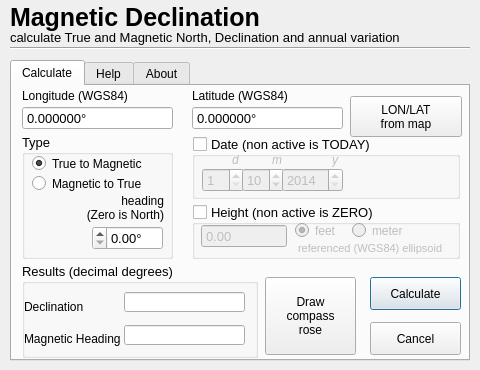
This is MagneticDeclination/Magnetic_declination_dialog_base.ui in Hacked-Crew/Magnetic-Declination as Qt 5 draws it before an edit. The edited form follows.
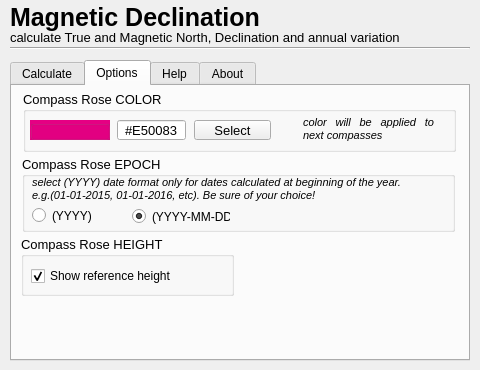
This is the edited form. The open tabs and pages were chosen to show the change. Icons and pictures are not drawn.

Patch:
```diff
--- a/MagneticDeclination/Magnetic_declination_dialog_base.ui
+++ b/MagneticDeclination/Magnetic_declination_dialog_base.ui
@@ -830,6 +830,275 @@
      </widget>
     </widget>
    </widget>
+   <widget class="QWidget" name="Option_tab">
+    <attribute name="title">
+     <string>Options</string>
+    </attribute>
+    <widget class="QGroupBox" name="showColor_groupBox">
+     <property name="geometry">
+      <rect>
+       <x>11</x>
+       <y>5</y>
+       <width>433</width>
+       <height>61</height>
+      </rect>
+     </property>
+     <property name="font">
+      <font>
+       <pointsize>10</pointsize>
+      </font>
+     </property>
+     <property name="title">
+      <string>Compass Rose COLOR</string>
+     </property>
+     <property name="flat">
+      <bool>false</bool>
+     </property>
+     <widget class="QLineEdit" name="color_lineEdit">
+      <property name="geometry">
+       <rect>
+        <x>94</x>
+        <y>29</y>
+        <width>69</width>
+        <height>20</height>
+       </rect>
+      </property>
+      <property name="font">
+       <font>
+        <pointsize>10</pointsize>
+       </font>
+      </property>
+      <property name="focusPolicy">
+       <enum>Qt::StrongFocus</enum>
+      </property>
+      <property name="whatsThis">
+       <string/>
+      </property>
+      <property name="inputMask">
+       <string>&gt;\#HHHHHH</string>
+      </property>
+      <property name="text">
+       <string>#E50083</string>
+      </property>
+      <property name="maxLength">
+       <number>7</number>
+      </property>
+      <property name="frame">
+       <bool>true</bool>
+      </property>
+      <property name="cursorPosition">
+       <number>7</number>
+      </property>
+      <property name="alignment">
+       <set>Qt::AlignCenter</set>
+      </property>
+      <property name="readOnly">
+       <bool>true</bool>
+      </property>
+     </widget>
+     <widget class="QLabel" name="color_label">
+      <property name="geometry">
+       <rect>
+        <x>280</x>
+        <y>26</y>
+        <width>131</width>
+        <height>24</height>
+       </rect>
+      </property>
+      <property name="font">
+       <font>
+        <family>Arial</family>
+        <pointsize>8</pointsize>
+        <italic>true</italic>
+        <kerning>true</kerning>
+       </font>
+      </property>
+      <property name="frameShape">
+       <enum>QFrame::NoFrame</enum>
+      </property>
+      <property name="text">
+       <string>color will be applied to next compasses</string>
+      </property>
+      <property name="scaledContents">
+       <bool>false</bool>
+      </property>
+      <property name="alignment">
+       <set>Qt::AlignJustify|Qt::AlignVCenter</set>
+      </property>
+      <property name="wordWrap">
+       <bool>true</bool>
+      </property>
+      <property name="buddy">
+       <cstring></cstring>
+      </property>
+     </widget>
+     <widget class="QToolButton" name="color_toolButton">
+      <property name="geometry">
+       <rect>
+        <x>171</x>
+        <y>29</y>
+        <width>77</width>
+        <height>20</height>
+       </rect>
+      </property>
+      <property name="text">
+       <string>Select</string>
+      </property>
+     </widget>
+     <widget class="QGroupBox" name="color_groupBox">
+      <property name="geometry">
+       <rect>
+        <x>7</x>
+        <y>29</y>
+        <width>80</width>
+        <height>20</height>
+       </rect>
+      </property>
+      <property name="styleSheet">
+       <string notr="true">background-color: #E50083;</string>
+      </property>
+      <property name="title">
+       <string/>
+      </property>
+     </widget>
+    </widget>
+    <widget class="QGroupBox" name="showDate_groupBox">
+     <property name="geometry">
+      <rect>
+       <x>10</x>
+       <y>70</y>
+       <width>433</width>
+       <height>76</height>
+      </rect>
+     </property>
+     <property name="font">
+      <font>
+       <pointsize>10</pointsize>
+      </font>
+     </property>
+     <property name="title">
+      <string>Compass Rose EPOCH</string>
+     </property>
+     <widget class="QLabel" name="date_label">
+      <property name="geometry">
+       <rect>
+        <x>10</x>
+        <y>17</y>
+        <width>418</width>
+        <height>31</height>
+       </rect>
+      </property>
+      <property name="font">
+       <font>
+        <family>Arial</family>
+        <pointsize>8</pointsize>
+        <italic>true</italic>
+        <kerning>true</kerning>
+       </font>
+      </property>
+      <property name="text">
+       <string>select (YYYY) date format only for dates calculated at beginning of the year.
+e.g.(01-01-2015, 01-01-2016, etc). Be sure of your choice!</string>
+      </property>
+      <property name="scaledContents">
+       <bool>false</bool>
+      </property>
+      <property name="alignment">
+       <set>Qt::AlignJustify|Qt::AlignVCenter</set>
+      </property>
+      <property name="wordWrap">
+       <bool>true</bool>
+      </property>
+      <property name="buddy">
+       <cstring></cstring>
+      </property>
+     </widget>
+     <widget class="QRadioButton" name="date1_radioButton">
+      <property name="geometry">
+       <rect>
+        <x>10</x>
+        <y>49</y>
+        <width>87</width>
+        <height>21</height>
+       </rect>
+      </property>
+      <property name="font">
+       <font>
+        <family>Arial</family>
+        <pointsize>9</pointsize>
+       </font>
+      </property>
+      <property name="text">
+       <string>(YYYY)</string>
+      </property>
+     </widget>
+     <widget class="QRadioButton" name="date2_radioButton">
+      <property name="geometry">
+       <rect>
+        <x>110</x>
+        <y>50</y>
+        <width>98</width>
+        <height>21</height>
+       </rect>
+      </property>
+      <property name="font">
+       <font>
+        <family>Arial</family>
+        <pointsize>9</pointsize>
+       </font>
+      </property>
+      <property name="text">
+       <string>(YYYY-MM-DD)</string>
+      </property>
+      <property name="checked">
+       <bool>true</bool>
+      </property>
+     </widget>
+    </widget>
+    <widget class="QGroupBox" name="showHeight_groupBox">
+     <property name="geometry">
+      <rect>
+       <x>9</x>
+       <y>150</y>
+       <width>213</width>
+       <height>60</height>
+      </rect>
+     </property>
+     <property name="font">
+      <font>
+       <pointsize>10</pointsize>
+      </font>
+     </property>
+     <property name="title">
+      <string>Compass Rose HEIGHT</string>
+     </property>
+     <property name="checked">
+      <bool>false</bool>
+     </property>
+     <widget class="QCheckBox" name="height_checkBox">
+      <property name="geometry">
+       <rect>
+        <x>10</x>
+        <y>30</y>
+        <width>191</width>
+        <height>20</height>
+       </rect>
+      </property>
+      <property name="font">
+       <font>
+        <family>Arial</family>
+        <pointsize>9</pointsize>
+       </font>
+      </property>
+      <property name="text">
+       <string>Show reference height</string>
+      </property>
+      <property name="checked">
+       <bool>true</bool>
+      </property>
+     </widget>
+    </widget>
+   </widget>
    <widget class="QWidget" name="Help_tab">
     <attribute name="title">
      <string>Help</string>
```
Left out of the diff: 26 changed lines with no effect on the pictures.
